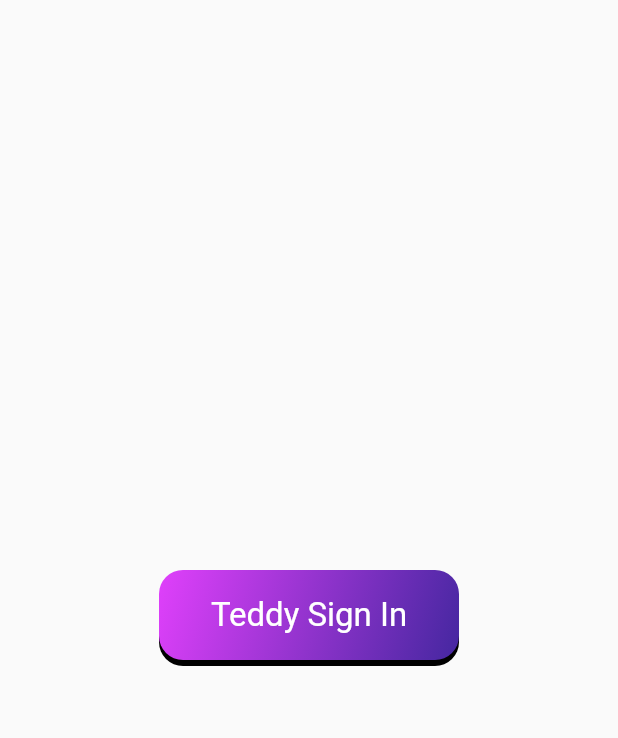
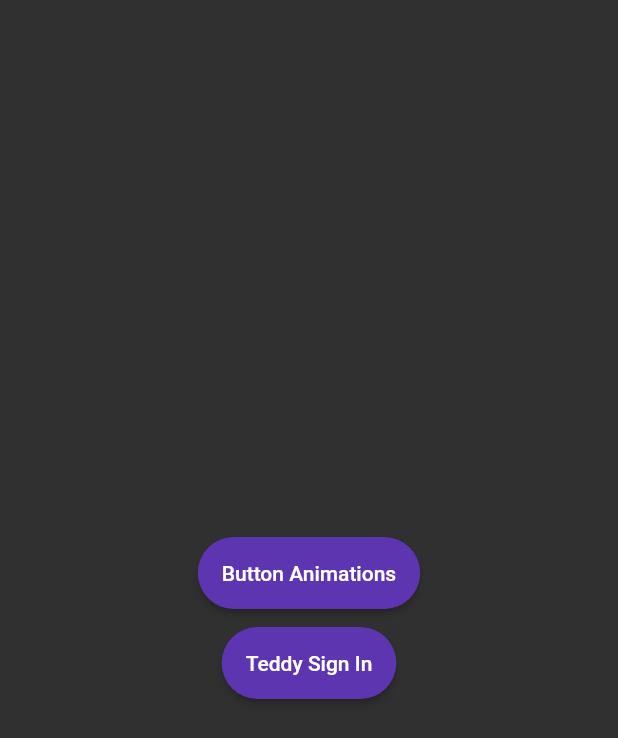
Before and after one commit to Tukhtamurodov-Sardorbek/Animations, a Flutter app: the screen it shows after launch, on a phone screen of 412 x 824 dp. Shown: the top 738 px of the screen. Run offline on Flutter 3.47's test engine with Material 2 defaults, Android fonts, the phone set to English and light mode, and no system bars; our stand-ins replace flare_flutter, flutter_spinkit.

Commit message:
Code Update

```diff
--- a/lib/animations/button/simple3D.dart
+++ b/lib/animations/buttons/animations/simple3D.dart
@@ -46,7 +46,7 @@ class _Simple3DButtonState extends State<Simple3DButton> {
                 height: height,
                 width: 200,
                 decoration: const BoxDecoration(
-                  color: Colors.black,
+                  color: Colors.black45,
                   borderRadius: BorderRadius.all(Radius.circular(16)),
                 ),
               ),
--- a/lib/app.dart
+++ b/lib/app.dart
@@ -1,4 +1,4 @@
-import 'package:animations/animations/button/simple3D.dart';
+import 'package:animations/animations/buttons/buttons.dart';
 import 'package:animations/animations/rive/sign_in.dart';
 import 'package:flutter/material.dart';
 
@@ -14,7 +14,10 @@ class App extends StatelessWidget {
         child: Column(
           mainAxisAlignment: MainAxisAlignment.center,
           children: [
-            Simple3DButton(title: 'Teddy Sign In', onTap: (){
+            Button(title: 'Button Animations', onTap: (){
+              Navigator.push(context, MaterialPageRoute(builder: (BuildContext ctx) => const ButtonsPage()));
+            }),
+            Button(title: 'Teddy Sign In', onTap: (){
               Navigator.push(context, MaterialPageRoute(builder: (BuildContext ctx) => const SignInPage()));
             }),
           ],
@@ -22,4 +25,19 @@ class App extends StatelessWidget {
       ),
     );
   }
+
+  Widget Button({required String title, void Function()? onTap}){
+    return Padding(
+      padding: const EdgeInsets.all(6.0),
+      child: ElevatedButton(
+        onPressed: onTap,
+        style: ElevatedButton.styleFrom(
+          padding: const EdgeInsets.all(16),
+          backgroundColor: Colors.deepPurple.shade600,
+          shape: RoundedRectangleBorder(borderRadius: BorderRadius.circular(30)),
+        ),
+        child: Text(title),
+      ),
+    );
+  }
 }
```
Also changed, not shown: lib/animations/buttons/buttons.dart (added, +32 -0 lines), lib/main.dart (+10 -1 lines).
